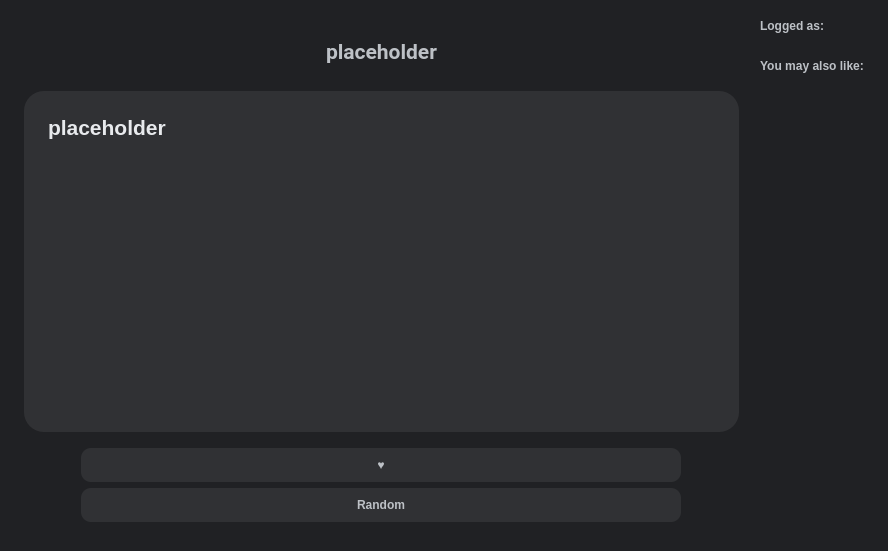
This is client/src/ui/mainWindow.ui in korotkovandrew/2048MP as Qt 5 draws it before an edit. The edited form follows.
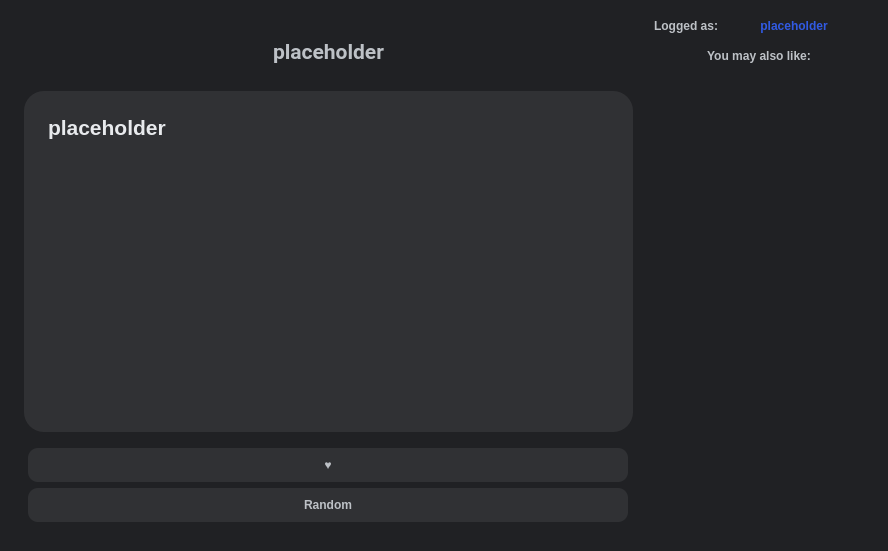
This is the edited form.

Diff of the .ui file:
```diff
--- a/client/src/ui/mainWindow.ui
+++ b/client/src/ui/mainWindow.ui
@@ -279,7 +279,7 @@
           <property name="sizeHint" stdset="0">
            <size>
             <width>20</width>
-            <height>20</height>
+            <height>10</height>
            </size>
           </property>
          </spacer>
@@ -340,11 +340,17 @@
         </item>
         <item row="1" column="1">
          <widget class="QLabel" name="nicknameLabel">
+          <property name="minimumSize">
+           <size>
+            <width>140</width>
+            <height>0</height>
+           </size>
+          </property>
           <property name="styleSheet">
            <string notr="true">color: #315ae3;</string>
           </property>
           <property name="text">
-           <string/>
+           <string>placeholder</string>
           </property>
           <property name="alignment">
            <set>Qt::AlignCenter</set>
```
